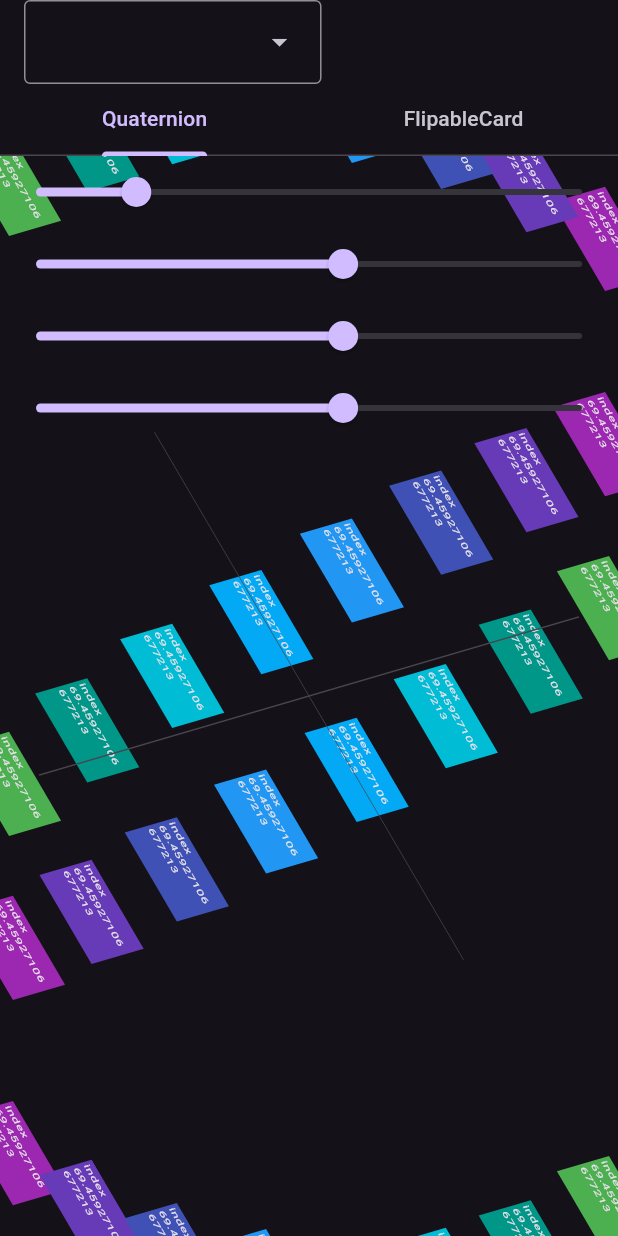
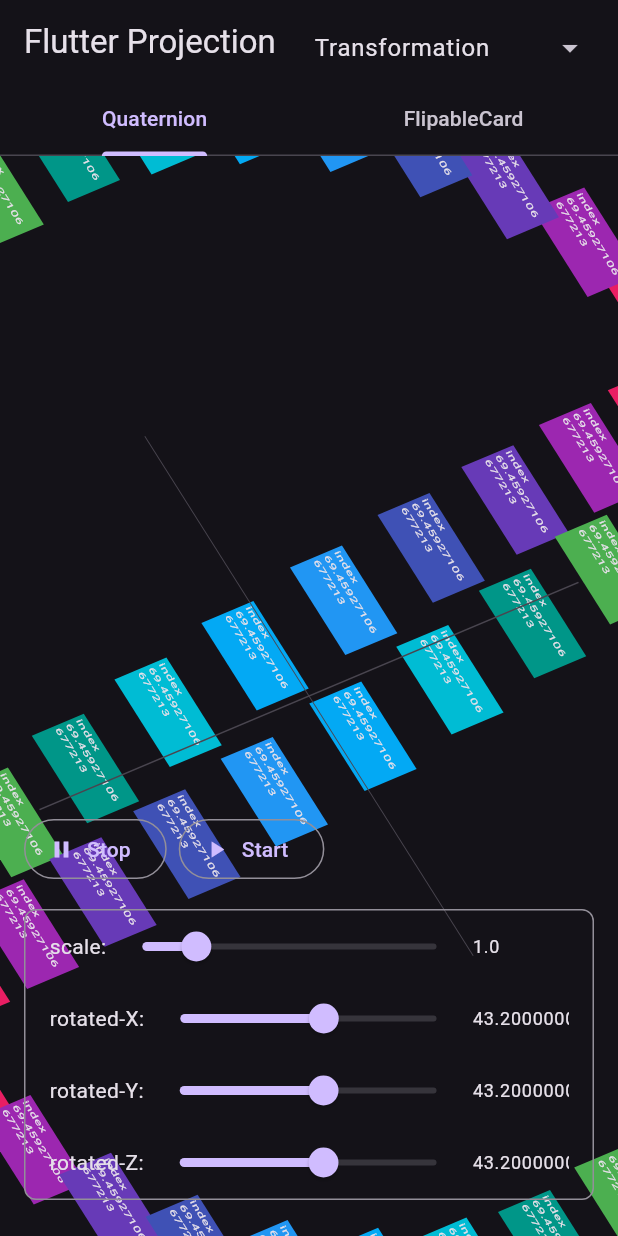
Before and after one commit to theachoem/flutter_projection, a Flutter app: the screen it shows after launch, on a phone screen of 412 x 824 dp. Run offline on Flutter 3.47's test engine with Material 3 defaults, Android fonts, the phone set to English and light mode, and no system bars.

Commit message:
add animate to quaternion tab

```diff
--- a/lib/app.dart
+++ b/lib/app.dart
@@ -35,7 +35,15 @@ class _HomePageState extends State<HomePage> {
   Widget build(BuildContext context) {
     return Scaffold(
       appBar: AppBar(
-        title: DropdownMenu<String>(
+        centerTitle: false,
+        title: const Text("Flutter Projection"),
+        actions: [
+          Padding(
+            padding: const EdgeInsets.all(4.0),
+            child: DropdownMenu<String>(
+              inputDecorationTheme:
+                  const InputDecorationTheme(border: InputBorder.none),
+              initialSelection: pages.keys.first,
               onSelected: (value) {
                 setState(() {
                   index = pages.keys.toList().indexWhere((e) => e == value);
@@ -46,6 +54,8 @@ class _HomePageState extends State<HomePage> {
                   .toList(),
             ),
           ),
+        ],
+      ),
       body: IndexedStack(
         index: index,
         children: pages.values.toList(),
--- a/lib/pages/custom_paints/custom_paints_page.dart
+++ b/lib/pages/custom_paints/custom_paints_page.dart
@@ -11,10 +11,10 @@ class CustomPaintsPage extends StatelessWidget {
   @override
   Widget build(BuildContext context) {
     final tabs = {
+      'Paint Triangle': const TrianglePainterTab(),
       'Paint Line': const LinePainterTab(),
       'Paint Circle': const CirclePainterTab(),
       'Paint Rectangle': const RectanglePainterTab(),
-      'Paint Triangle': const TrianglePainterTab(),
       'Paint Curve': const CurvePainterTab(),
     };
 
--- a/lib/pages/transform/flipable_card_tab/group.dart
+++ b/lib/pages/transform/local_widgets/group.dart
@@ -1,7 +1,8 @@
-part of flipable_card_tab;
+import 'package:flutter/material.dart';
 
-class _Group extends StatelessWidget {
-  const _Group({
+class Group extends StatelessWidget {
+  const Group({
+    super.key,
     required this.children,
   });
 
--- a/lib/pages/transform/flipable_card_tab/slider.dart
+++ b/lib/pages/transform/local_widgets/inputable_slider.dart
@@ -1,7 +1,8 @@
-part of flipable_card_tab;
+import 'package:flutter/material.dart';
 
-class _Slider extends StatefulWidget {
-  const _Slider({
+class InputableSlider extends StatefulWidget {
+  const InputableSlider({
+    super.key,
     required this.label,
     required this.value,
     this.onChanged,
@@ -16,10 +17,10 @@ class _Slider extends StatefulWidget {
   final double max;
 
   @override
-  State<_Slider> createState() => _SliderState();
+  State<InputableSlider> createState() => _SliderState();
 }
 
-class _SliderState extends State<_Slider> {
+class _SliderState extends State<InputableSlider> {
   late final TextEditingController controller;
 
   @override
@@ -35,7 +36,7 @@ class _SliderState extends State<_Slider> {
   }
 
   @override
-  void didUpdateWidget(covariant _Slider oldWidget) {
+  void didUpdateWidget(covariant InputableSlider oldWidget) {
     controller.text = widget.value.toString();
     super.didUpdateWidget(oldWidget);
   }
--- a/lib/pages/transform/quaternion_tab.dart
+++ b/lib/pages/transform/quaternion_tab.dart
@@ -1,4 +1,8 @@
+import 'dart:ui';
+
 import 'package:flutter/material.dart';
+import 'package:flutter_projection/pages/transform/local_widgets/group.dart';
+import 'package:flutter_projection/pages/transform/local_widgets/inputable_slider.dart';
 import 'package:vector_math/vector_math.dart' show Vector3, Quaternion;
 import 'dart:math' as math;
 
@@ -9,11 +13,14 @@ class QuaternionTab extends StatefulWidget {
   State<QuaternionTab> createState() => _QuaternionTabState();
 }
 
-class _QuaternionTabState extends State<QuaternionTab> {
-  double scale = 1.0;
-  double xDegrees = 45.0;
-  double yDegrees = 45.0;
-  double zDegrees = 45.0;
+class _QuaternionTabState extends State<QuaternionTab>
+    with SingleTickerProviderStateMixin {
+  late final AnimationController controller;
+
+  late double scale;
+  late double xDegrees;
+  late double yDegrees;
+  late double zDegrees;
 
   // sphere datas
   double sphereRadius = 400;
@@ -27,6 +34,25 @@ class _QuaternionTabState extends State<QuaternionTab> {
   void initState() {
     radians = degrees * (math.pi / 180);
     cutHeight = sphereRadius * math.sin(radians);
+
+    controller = AnimationController(
+      vsync: this,
+      duration: const Duration(seconds: 5),
+    )..repeat();
+
+    xDegrees = 0;
+    yDegrees = 0;
+    zDegrees = 0;
+    scale = 1;
+
+    controller.addListener(() {
+      setState(() {
+        xDegrees = lerpDouble(-360, 360, controller.value)!;
+        yDegrees = lerpDouble(-360, 360, controller.value)!;
+        zDegrees = lerpDouble(-360, 360, controller.value)!;
+      });
+    });
+
     super.initState();
   }
 
@@ -50,7 +76,17 @@ class _QuaternionTabState extends State<QuaternionTab> {
             ],
           ),
         ),
+        Positioned(
+          bottom: 0,
+          left: 0,
+          right: 0,
+          child: Column(
+            children: [
+              buildActions(),
               buildSliders(),
+            ],
+          ),
+        )
       ],
     );
   }
@@ -135,47 +171,78 @@ class _QuaternionTabState extends State<QuaternionTab> {
     );
   }
 
+  Widget buildActions() {
+    return Padding(
+      padding: const EdgeInsets.symmetric(horizontal: 16.0),
+      child: Row(
+        children: [
+          OutlinedButton.icon(
+            icon: const Icon(Icons.pause),
+            label: const Text("Stop"),
+            onPressed: () {
+              if (controller.isAnimating) {
+                controller.stop();
+              }
+            },
+          ),
+          const SizedBox(width: 8.0),
+          OutlinedButton.icon(
+            icon: const Icon(Icons.play_arrow),
+            label: const Text("Start"),
+            onPressed: () {
+              controller
+                ..forward()
+                ..repeat();
+            },
+          ),
+        ],
+      ),
+    );
+  }
+
   Widget buildSliders() {
-    return Column(
+    return Container(
+      padding: const EdgeInsets.all(16.0),
+      child: Group(
         children: [
-        Slider.adaptive(
+          InputableSlider(
             value: scale,
             min: 0.1,
             max: 5.0,
-          label: scale.toString(),
+            label: 'scale',
             onChanged: (value) {
               setState(() {
                 scale = value;
               });
             },
           ),
-        Slider.adaptive(
+          InputableSlider(
             value: xDegrees,
             min: -360,
             max: 360,
-          label: xDegrees.toString(),
+            label: 'rotated-X',
             onChanged: (value) {
               setState(() {
                 xDegrees = value;
               });
             },
           ),
-        Slider.adaptive(
+          InputableSlider(
             value: yDegrees,
             min: -360,
             max: 360,
-          label: yDegrees.toString(),
+            label: 'rotated-Y',
             onChanged: (value) {
               setState(() {
                 yDegrees = value;
               });
             },
           ),
-        Slider.adaptive(
+          InputableSlider(
             value: zDegrees,
             min: -360,
             max: 360,
-          label: zDegrees.toString(),
+            label: 'rotated-Z',
             onChanged: (value) {
               setState(() {
                 zDegrees = value;
@@ -183,6 +250,7 @@ class _QuaternionTabState extends State<QuaternionTab> {
             },
           ),
         ],
+      ),
     );
   }
 }
```
Also changed, not shown: lib/pages/transform/flipable_card_tab.dart (+19 -18 lines). Lines whose indentation alone changed are shown as unchanged.
